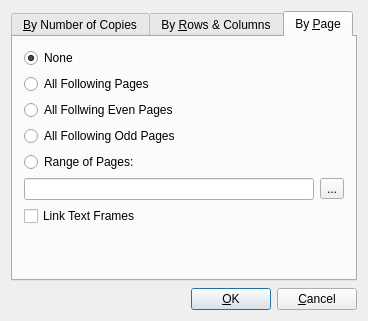
The window that scribus/ui/multipleduplicate.ui (aoloe/scribus) describes before a commit, drawn with Qt 5.
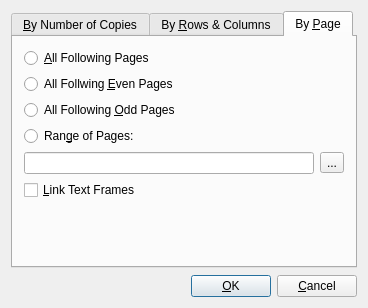
The same window after the commit. The open tabs and pages were chosen to show the change. Custom widgets are drawn as their Qt base class.

Commit message: by page: a new tab for multiple duplicate

```diff
--- a/scribus/ui/multipleduplicate.ui
+++ b/scribus/ui/multipleduplicate.ui
@@ -357,23 +357,10 @@
       <layout class="QVBoxLayout" name="verticalLayout_8">
        <item>
         <layout class="QVBoxLayout" name="verticalLayout_7">
-         <item>
-          <widget class="QRadioButton" name="radioButtonPageNone">
-           <property name="text">
-            <string>None</string>
-           </property>
-           <property name="checked">
-            <bool>true</bool>
-           </property>
-           <attribute name="buttonGroup">
-            <string notr="true">buttonGroup</string>
-           </attribute>
-          </widget>
-         </item>
          <item>
           <widget class="QRadioButton" name="radioButtonPageAll">
            <property name="text">
-            <string>All Following Pages</string>
+            <string>&amp;All Following Pages</string>
            </property>
            <attribute name="buttonGroup">
             <string notr="true">buttonGroup</string>
@@ -383,7 +370,7 @@
          <item>
           <widget class="QRadioButton" name="radioButtonPageEven">
            <property name="text">
-            <string>All Follwing Even Pages</string>
+            <string>All Follwing &amp;Even Pages</string>
            </property>
            <attribute name="buttonGroup">
             <string notr="true">buttonGroup</string>
@@ -393,7 +380,7 @@
          <item>
           <widget class="QRadioButton" name="radioButtonPageOdd">
            <property name="text">
-            <string>All Following Odd Pages</string>
+            <string>All Following &amp;Odd Pages</string>
            </property>
            <attribute name="buttonGroup">
             <string notr="true">buttonGroup</string>
@@ -403,7 +390,7 @@
          <item>
           <widget class="QRadioButton" name="radioButtonPageRange">
            <property name="text">
-            <string>Range of Pages:</string>
+            <string>Ran&amp;ge of Pages:</string>
            </property>
            <attribute name="buttonGroup">
             <string notr="true">buttonGroup</string>
@@ -431,7 +418,7 @@
          <item>
           <widget class="QCheckBox" name="checkBoxPageLinkText">
            <property name="text">
-            <string>Link Text Frames</string>
+            <string>&amp;Link Text Frames</string>
            </property>
           </widget>
          </item>
```
The commit also changes 6 other files.
